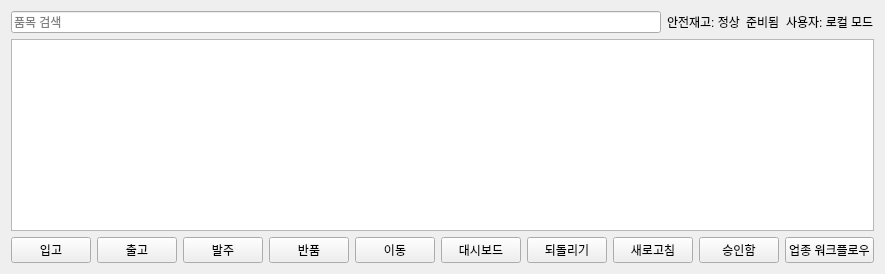
Above: src/ui/mainwindow.ui from Hyunseung-Nam/Micro_ERP before the change. Below: the same form after it.
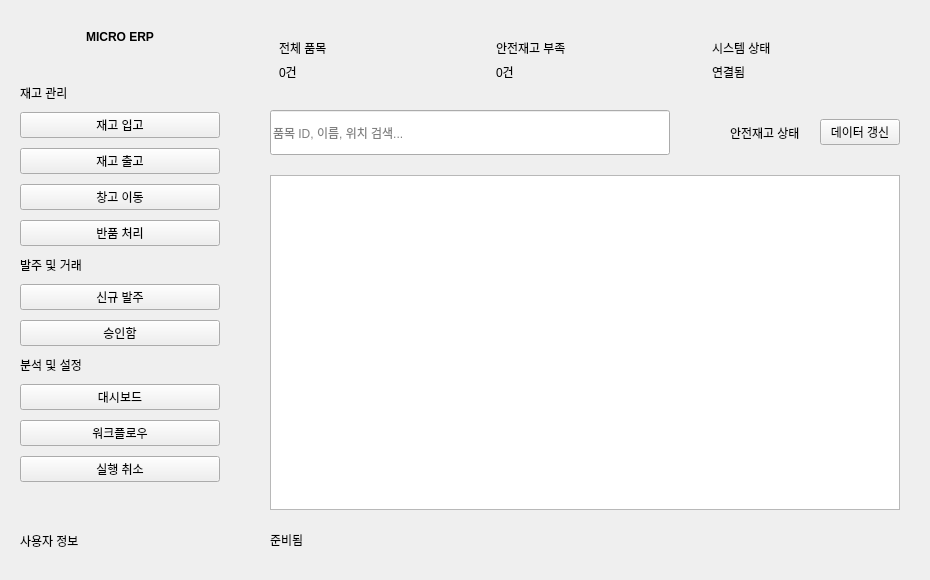
That is the form after the change.

Diff of the .ui file:
```diff
--- a/src/ui/mainwindow.ui
+++ b/src/ui/mainwindow.ui
@@ -2,115 +2,352 @@
 <ui version="4.0">
  <class>MainWindowWidget</class>
  <widget class="QWidget" name="MainWindowWidget">
-  <layout class="QVBoxLayout" name="verticalLayout">
+  <layout class="QHBoxLayout" name="mainLayout" stretch="0,1">
+   <property name="spacing">
+    <number>0</number>
+   </property>
+   <property name="leftMargin">
+    <number>0</number>
+   </property>
+   <property name="topMargin">
+    <number>0</number>
+   </property>
+   <property name="rightMargin">
+    <number>0</number>
+   </property>
+   <property name="bottomMargin">
+    <number>0</number>
+   </property>
    <item>
-    <layout class="QHBoxLayout" name="topLayout">
-     <item>
-      <widget class="QLineEdit" name="searchLineEdit">
-       <property name="placeholderText">
-        <string>품목 검색</string>
-       </property>
-      </widget>
-     </item>
+    <widget class="QFrame" name="sidebarFrame">
+     <property name="minimumSize">
+      <size>
+       <width>240</width>
+       <height>0</height>
+      </size>
+     </property>
+     <property name="maximumSize">
+      <size>
+       <width>240</width>
+       <height>16777215</height>
+      </size>
+     </property>
+     <layout class="QVBoxLayout" name="sidebarLayout">
+      <property name="spacing">
+       <number>10</number>
+      </property>
+      <property name="leftMargin">
+       <number>20</number>
+      </property>
+      <property name="topMargin">
+       <number>30</number>
+      </property>
+      <property name="rightMargin">
+       <number>20</number>
+      </property>
+      <property name="bottomMargin">
+       <number>30</number>
+      </property>
      <item>
-      <widget class="QLabel" name="safetyBadgeLabel">
+       <widget class="QLabel" name="appLogoLabel">
+        <property name="font">
+         <font>
+          <weight>75</weight>
+          <bold>true</bold>
+         </font>
+        </property>
        <property name="text">
-        <string>안전재고: 정상</string>
-       </property>
+         <string>MICRO ERP</string>
+        </property>
+        <property name="alignment">
+         <set>Qt::AlignCenter</set>
+        </property>
       </widget>
      </item>
      <item>
-      <widget class="QLabel" name="statusLabel">
-       <property name="text">
-        <string>준비됨</string>
-       </property>
-      </widget>
+       <spacer name="logoSpacer">
+        <property name="orientation">
+         <enum>Qt::Vertical</enum>
+        </property>
+        <property name="sizeType">
+         <enum>QSizePolicy::Fixed</enum>
+        </property>
+        <property name="sizeHint" stdset="0">
+         <size>
+          <width>20</width>
+          <height>30</height>
+         </size>
+        </property>
+       </spacer>
      </item>
      <item>
-      <widget class="QLabel" name="userInfoLabel">
+       <widget class="QLabel" name="inventoryGroupLabel">
        <property name="text">
-        <string>사용자: 로컬 모드</string>
+         <string>재고 관리</string>
        </property>
       </widget>
      </item>
-    </layout>
-   </item>
    <item>
-    <widget class="QTableWidget" name="inventoryTable"/>
-   </item>
-   <item>
-    <layout class="QGridLayout" name="buttonLayout">
-     <item row="0" column="0">
       <widget class="QPushButton" name="inboundButton">
        <property name="text">
-        <string>입고</string>
+         <string>재고 입고</string>
        </property>
       </widget>
      </item>
-     <item row="0" column="1">
+      <item>
       <widget class="QPushButton" name="outboundButton">
        <property name="text">
-        <string>출고</string>
+         <string>재고 출고</string>
        </property>
       </widget>
      </item>
-     <item row="0" column="2">
-      <widget class="QPushButton" name="orderButton">
-       <property name="text">
-        <string>발주</string>
-       </property>
-      </widget>
-     </item>
-     <item row="0" column="3">
-      <widget class="QPushButton" name="returnButton">
-       <property name="text">
-        <string>반품</string>
-       </property>
-      </widget>
-     </item>
-     <item row="0" column="4">
+      <item>
       <widget class="QPushButton" name="moveButton">
        <property name="text">
-        <string>이동</string>
+         <string>창고 이동</string>
        </property>
       </widget>
      </item>
-     <item row="0" column="5">
+      <item>
+       <widget class="QPushButton" name="returnButton">
+        <property name="text">
+         <string>반품 처리</string>
+        </property>
+       </widget>
+      </item>
+      <item>
+       <widget class="QLabel" name="orderGroupLabel">
+        <property name="text">
+         <string>발주 및 거래</string>
+        </property>
+       </widget>
+      </item>
+      <item>
+       <widget class="QPushButton" name="orderButton">
+        <property name="text">
+         <string>신규 발주</string>
+        </property>
+       </widget>
+      </item>
+      <item>
+       <widget class="QPushButton" name="approvalButton">
+        <property name="text">
+         <string>승인함</string>
+        </property>
+       </widget>
+      </item>
+      <item>
+       <widget class="QLabel" name="systemGroupLabel">
+        <property name="text">
+         <string>분석 및 설정</string>
+        </property>
+       </widget>
+      </item>
+      <item>
       <widget class="QPushButton" name="dashboardButton">
        <property name="text">
         <string>대시보드</string>
        </property>
       </widget>
      </item>
-     <item row="0" column="6">
+      <item>
+       <widget class="QPushButton" name="workflowButton">
+        <property name="text">
+         <string>워크플로우</string>
+        </property>
+       </widget>
+      </item>
+      <item>
       <widget class="QPushButton" name="undoButton">
        <property name="text">
-        <string>되돌리기</string>
+         <string>실행 취소</string>
        </property>
       </widget>
      </item>
-     <item row="0" column="7">
+      <item>
+       <spacer name="sidebarSpacer">
+        <property name="orientation">
+         <enum>Qt::Vertical</enum>
+        </property>
+        <property name="sizeHint" stdset="0">
+         <size>
+          <width>20</width>
+          <height>40</height>
+         </size>
+        </property>
+       </spacer>
+      </item>
+      <item>
+       <widget class="QLabel" name="userInfoLabel">
+        <property name="text">
+         <string>사용자 정보</string>
+        </property>
+        <property name="wordWrap">
+         <bool>true</bool>
+        </property>
+       </widget>
+      </item>
+     </layout>
+    </widget>
+   </item>
+   <item>
+    <widget class="QFrame" name="contentFrame">
+     <layout class="QVBoxLayout" name="contentLayout">
+      <property name="spacing">
+       <number>20</number>
+      </property>
+      <property name="leftMargin">
+       <number>30</number>
+      </property>
+      <property name="topMargin">
+       <number>30</number>
+      </property>
+      <property name="rightMargin">
+       <number>30</number>
+      </property>
+      <property name="bottomMargin">
+       <number>30</number>
+      </property>
+      <item>
+       <layout class="QHBoxLayout" name="summaryCardsLayout">
+        <property name="spacing">
+         <number>20</number>
+        </property>
+        <item>
+         <widget class="QFrame" name="card1">
+          <layout class="QVBoxLayout" name="card1Layout">
+           <item>
+            <widget class="QLabel" name="card1Title">
+             <property name="text">
+              <string>전체 품목</string>
+             </property>
+            </widget>
+           </item>
+           <item>
+            <widget class="QLabel" name="card1Value">
+             <property name="text">
+              <string>0건</string>
+             </property>
+            </widget>
+           </item>
+          </layout>
+         </widget>
+        </item>
+        <item>
+         <widget class="QFrame" name="card2">
+          <layout class="QVBoxLayout" name="card2Layout">
+           <item>
+            <widget class="QLabel" name="card2Title">
+             <property name="text">
+              <string>안전재고 부족</string>
+             </property>
+            </widget>
+           </item>
+           <item>
+            <widget class="QLabel" name="card2Value">
+             <property name="text">
+              <string>0건</string>
+             </property>
+            </widget>
+           </item>
+          </layout>
+         </widget>
+        </item>
+        <item>
+         <widget class="QFrame" name="card3">
+          <layout class="QVBoxLayout" name="card3Layout">
+           <item>
+            <widget class="QLabel" name="card3Title">
+             <property name="text">
+              <string>시스템 상태</string>
+             </property>
+            </widget>
+           </item>
+           <item>
+            <widget class="QLabel" name="card3Value">
+             <property name="text">
+              <string>연결됨</string>
+             </property>
+            </widget>
+           </item>
+          </layout>
+         </widget>
+        </item>
+       </layout>
+      </item>
+      <item>
+       <layout class="QHBoxLayout" name="headerLayout">
+        <item>
+         <widget class="QLineEdit" name="searchLineEdit">
+          <property name="minimumSize">
+           <size>
+            <width>400</width>
+            <height>45</height>
+           </size>
+          </property>
+          <property name="placeholderText">
+           <string>품목 ID, 이름, 위치 검색...</string>
+          </property>
+         </widget>
+        </item>
+        <item>
+         <spacer name="headerSpacer">
+          <property name="orientation">
+           <enum>Qt::Horizontal</enum>
+          </property>
+          <property name="sizeHint" stdset="0">
+           <size>
+            <width>40</width>
+            <height>20</height>
+           </size>
+          </property>
+         </spacer>
+        </item>
+        <item>
+         <widget class="QLabel" name="safetyBadgeLabel">
+          <property name="text">
+           <string>안전재고 상태</string>
+          </property>
+         </widget>
+        </item>
+        <item>
       <widget class="QPushButton" name="refreshButton">
        <property name="text">
-        <string>새로고침</string>
+           <string>데이터 갱신</string>
        </property>
       </widget>
      </item>
-     <item row="0" column="8">
-      <widget class="QPushButton" name="approvalButton">
+       </layout>
+      </item>
+      <item>
+       <widget class="QTableWidget" name="inventoryTable"/>
+      </item>
+      <item>
+       <layout class="QHBoxLayout" name="footerLayout">
+        <item>
+         <widget class="QLabel" name="statusLabel">
        <property name="text">
-        <string>승인함</string>
+           <string>준비됨</string>
        </property>
       </widget>
      </item>
-     <item row="0" column="9">
-      <widget class="QPushButton" name="workflowButton">
-       <property name="text">
-        <string>업종 워크플로우</string>
-       </property>
-      </widget>
-     </item>
-    </layout>
+        <item>
+         <spacer name="footerSpacer">
+          <property name="orientation">
+           <enum>Qt::Horizontal</enum>
+          </property>
+          <property name="sizeHint" stdset="0">
+           <size>
+            <width>40</width>
+            <height>20</height>
+           </size>
+          </property>
+         </spacer>
+        </item>
+       </layout>
+      </item>
+     </layout>
+    </widget>
    </item>
   </layout>
  </widget>
```
Lines whose indentation alone changed are shown as unchanged.
